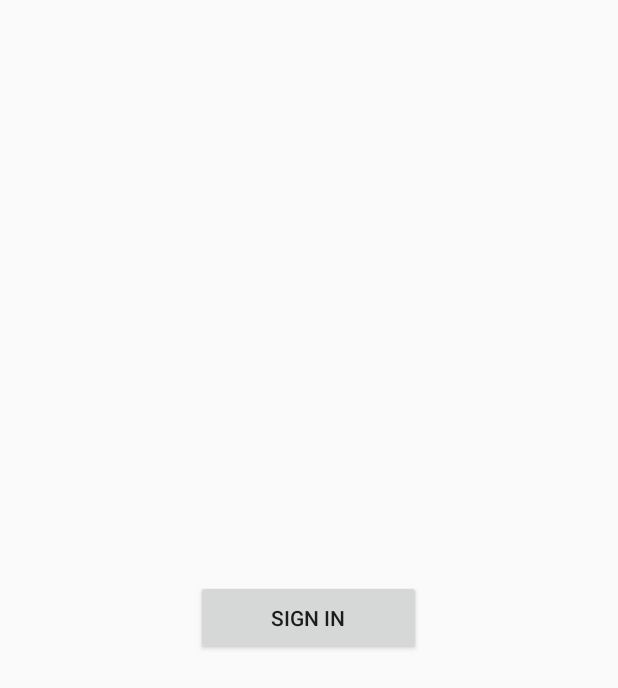
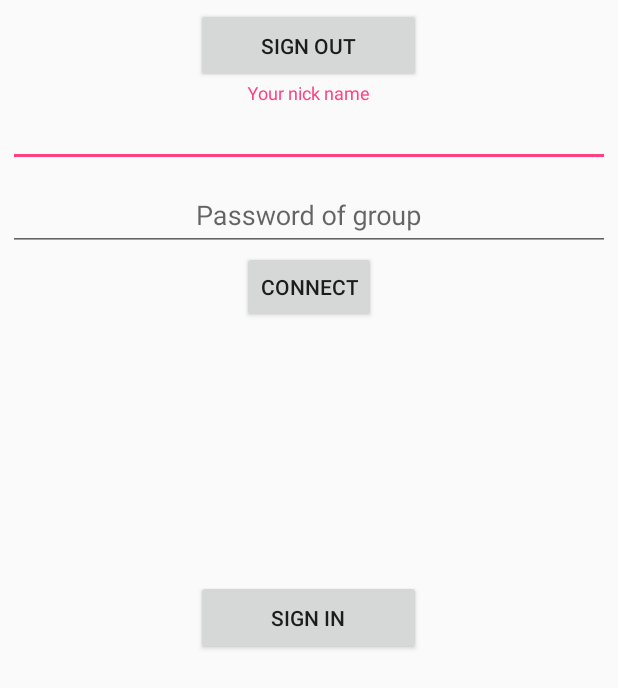
Before and after one commit to zhdanov-ek/teamWar, an Android app: the layout activity_auth.xml on its own in the app's theme, with its tools: preview values and no code run, on a phone screen of 412 x 824 dp. Shown: the top 688 px of the screen. Run offline under Robolectric (Android 15) with nearby library versions, the phone set to English and light mode, and no system bars.

Commit message:
add service: write location in basic mode

```diff
--- a/app/src/main/AndroidManifest.xml
+++ b/app/src/main/AndroidManifest.xml
@@ -40,6 +40,8 @@
             android:name="com.google.android.geo.API_KEY"
             android:value="@string/google_maps_key" />
 
+        <service
+            android:name=".LocationService"/>
     </application>
 
 </manifest>
--- a/app/src/main/res/layout/activity_auth.xml
+++ b/app/src/main/res/layout/activity_auth.xml
@@ -27,7 +27,7 @@
         android:layout_width="match_parent"
         android:layout_height="match_parent"
         android:padding="5dp"
-        android:visibility="gone">
+        android:visibility="visible">
 
         <LinearLayout
             android:layout_width="match_parent"
@@ -35,11 +35,25 @@
             android:gravity="center"
             android:orientation="vertical">
 
-            <Button
-                android:id="@+id/btnSignOut"
-                android:layout_width="150dp"
-                android:layout_height="50dp"
-                android:text="Sign out" />
+            <LinearLayout
+                android:layout_width="match_parent"
+                android:layout_height="wrap_content"
+                android:orientation="horizontal"
+                android:gravity="center">
+                <Button
+                    android:id="@+id/btnSignOut"
+                    android:layout_width="150dp"
+                    android:layout_height="50dp"
+                    android:text="Sign out" />
+
+                <Button
+                    android:id="@+id/btnStopService"
+                    android:layout_width="150dp"
+                    android:layout_height="50dp"
+                    android:text="Stop service"
+                    android:visibility="gone"/>
+
+            </LinearLayout>
 
 
             <android.support.design.widget.TextInputLayout
```
Also changed, not shown: app/src/main/java/com/example/gek/teamwar/AuthActivity.java (+14 -1 lines), app/src/main/java/com/example/gek/teamwar/Data/Warior.java (+5 -5 lines), app/src/main/java/com/example/gek/teamwar/LocationService.java (added, +125 -0 lines), app/src/main/java/com/example/gek/teamwar/MapActivity.java (+6 -2 lines), app/src/main/java/com/example/gek/teamwar/Utils/Connection.java (+20 -4 lines), app/src/main/java/com/example/gek/teamwar/Utils/FbHelper.java (+9 -1 lines).
